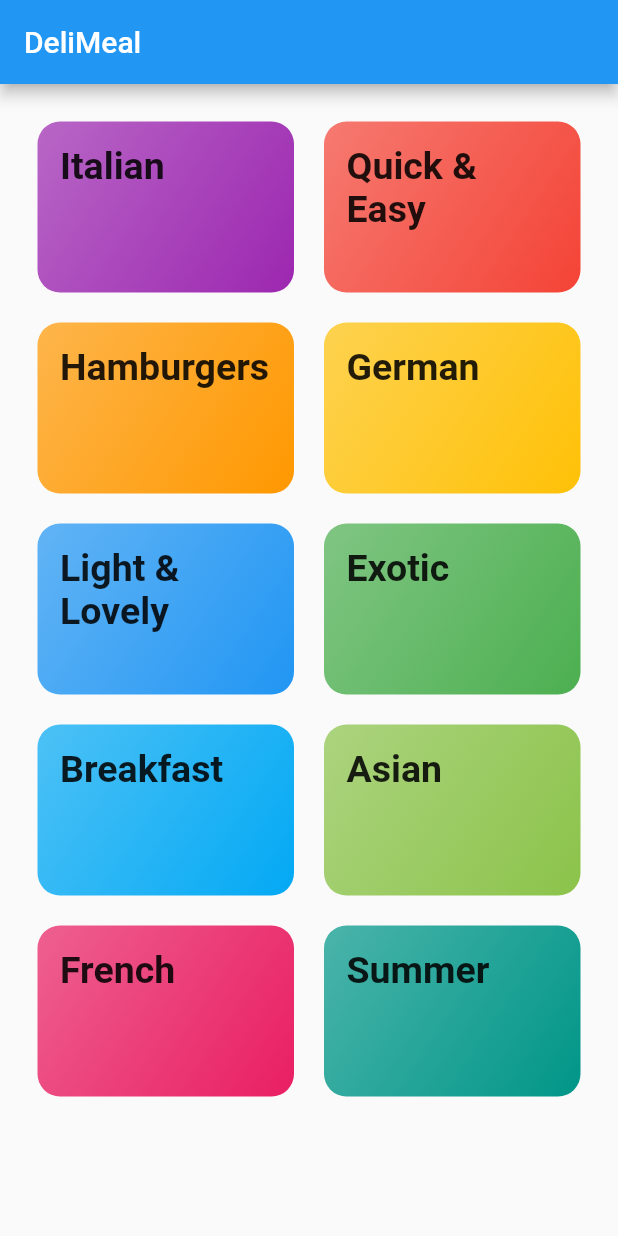
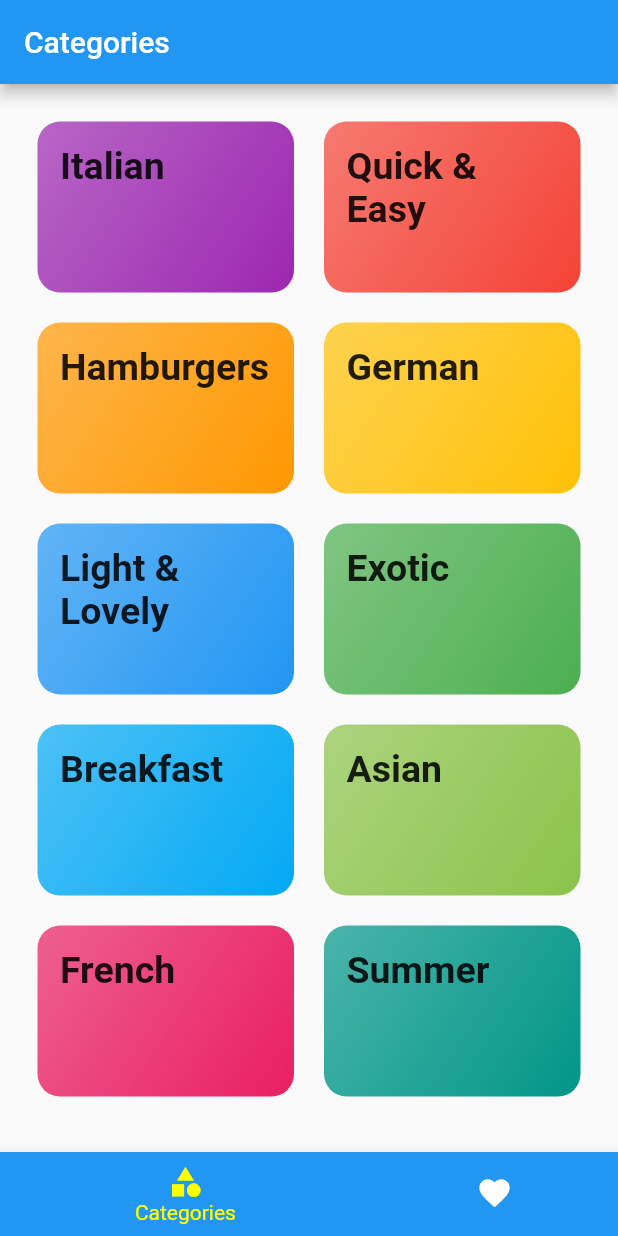
Before and after one commit to PatrickChow0803/Meals, a Flutter app: the screen it shows after launch, on a phone screen of 412 x 824 dp. Run offline on Flutter 3.47's test engine with Material 2 defaults, Android fonts, the phone set to English and light mode, and no system bars.

```diff
--- a/meals/lib/main.dart
+++ b/meals/lib/main.dart
@@ -3,6 +3,7 @@ import 'package:meals/models/meal_data.dart';
 import 'package:meals/screens/categories_screen.dart';
 import 'package:meals/screens/category_meals_screen.dart';
 import 'package:meals/screens/meal_detail_screen.dart';
+import 'package:meals/screens/tabs_screen.dart';
 import 'package:provider/provider.dart';
 
 import 'models/category_data.dart';
@@ -21,6 +22,7 @@ class MyApp extends StatelessWidget {
       child: MaterialApp(
         theme: ThemeData(
             primarySwatch: Colors.blue,
+            accentColor: Colors.yellowAccent,
             // Theme for text. Look at the category_item file to see how it's used.
             textTheme: ThemeData.light().textTheme.copyWith(
                 body1: TextStyle(color: Color.fromRGBO(20, 51, 51, 1)),
@@ -30,7 +32,7 @@ class MyApp extends StatelessWidget {
         //        home: CategoriesScreen(),
         // Because routes takes a map, use curly braces since they represent a map
         routes: {
-          '/': (ctx) => CategoriesScreen(),
+          '/': (ctx) => TabsScreen(),
           CategoryMealsScreen.routeName: (ctx) => CategoryMealsScreen(),
           MealDetailScreen.routeName: (ctx) => MealDetailScreen(),
         },
--- a/meals/lib/screens/categories_screen.dart
+++ b/meals/lib/screens/categories_screen.dart
@@ -7,11 +7,7 @@ class CategoriesScreen extends StatelessWidget {
   @override
   Widget build(BuildContext context) {
     // gridDelegate is how I want the grid to be organized
-    return Scaffold(
-      appBar: AppBar(
-        title: const Text('DeliMeal'),
-      ),
-      body: GridView.builder(
+    return GridView.builder(
       // Adds spacing between all the widgets.
       padding: EdgeInsets.all(25),
       gridDelegate: SliverGridDelegateWithMaxCrossAxisExtent(
@@ -31,7 +27,7 @@ class CategoriesScreen extends StatelessWidget {
           title: Provider.of<CategoryData>(context).categories[index].title,
           color: Provider.of<CategoryData>(context).categories[index].color,
         );
-          }),
+      },
     );
   }
 }
--- /dev/null
+++ b/meals/lib/screens/favorites_screen.dart
@@ -0,0 +1,8 @@
+import 'package:flutter/material.dart';
+
+class FavoriteScreen extends StatelessWidget {
+  @override
+  Widget build(BuildContext context) {
+    return Container();
+  }
+}
--- /dev/null
+++ b/meals/lib/screens/tabs_screen.dart
@@ -0,0 +1,69 @@
+import 'package:flutter/material.dart';
+import 'package:meals/screens/categories_screen.dart';
+import 'package:meals/screens/favorites_screen.dart';
+
+// Needs to be a stateful widget because the _selectedPageIndex variable must change value
+class TabsScreen extends StatefulWidget {
+  @override
+  _TabsScreenState createState() => _TabsScreenState();
+}
+
+class _TabsScreenState extends State<TabsScreen> {
+  // List of Map to contain specific data corresponding to the screen
+  final List<Map<String, Object>> _pages = [
+    {
+      'page': CategoriesScreen(),
+      'title': 'Categories',
+    },
+    {
+      'page': FavoriteScreen(),
+      'title': 'Favorites',
+//      If you wanted to add more to the app bar, you could do this
+//      'actions': [FlatButton()]
+    }
+  ];
+
+  int _selectedPageIndex = 0;
+  void _selectPage(int index) {
+    setState(() {
+      _selectedPageIndex = index;
+    });
+  }
+
+  @override
+  Widget build(BuildContext context) {
+    // When you want to manage an entire screen with an widget, use a scaffold.
+    // When using tabs, you're placing a screen on top of another screen essentially.
+    // Therefore you only want ONE scaffold widget. Thus the categories_screen and the favorites_screen don't have scaffolds.
+    return Scaffold(
+      appBar: AppBar(
+        title: Text(_pages[_selectedPageIndex]['title']),
+      ),
+      body: _pages[_selectedPageIndex]['page'],
+      bottomNavigationBar: BottomNavigationBar(
+        // onTap returns an index for what got tapped
+        onTap: _selectPage,
+        backgroundColor: Theme.of(context).primaryColor,
+        unselectedItemColor: Colors.white,
+        selectedItemColor: Theme.of(context).accentColor,
+        // Tells which tab is selected
+        currentIndex: _selectedPageIndex,
+        // Using this type makes it so that the icons move
+        // If using this type, be sure to add backgroundColor to the BottomNavigationBarItem widgets
+        type: BottomNavigationBarType.shifting,
+        items: [
+          BottomNavigationBarItem(
+            backgroundColor: Theme.of(context).primaryColor,
+            icon: Icon(Icons.category),
+            title: Text('Categories'),
+          ),
+          BottomNavigationBarItem(
+            backgroundColor: Theme.of(context).primaryColor,
+            icon: Icon(Icons.favorite),
+            title: Text('Favorites'),
+          ),
+        ],
+      ),
+    );
+  }
+}
```
Lines whose indentation alone changed are shown as unchanged.
